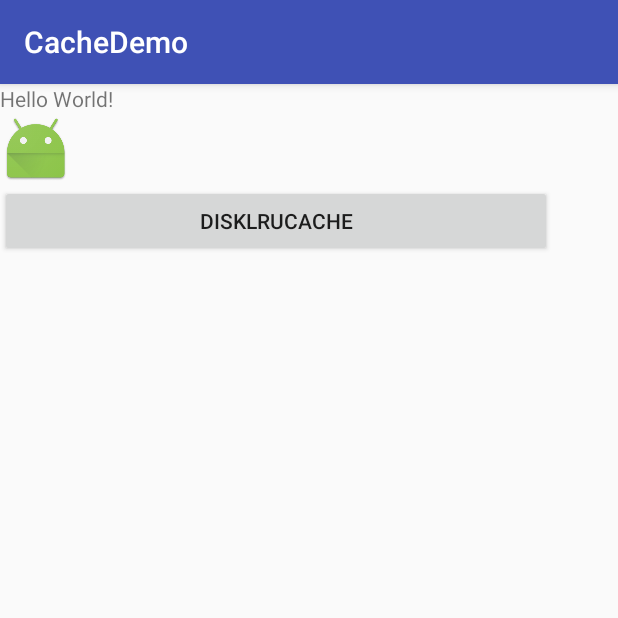
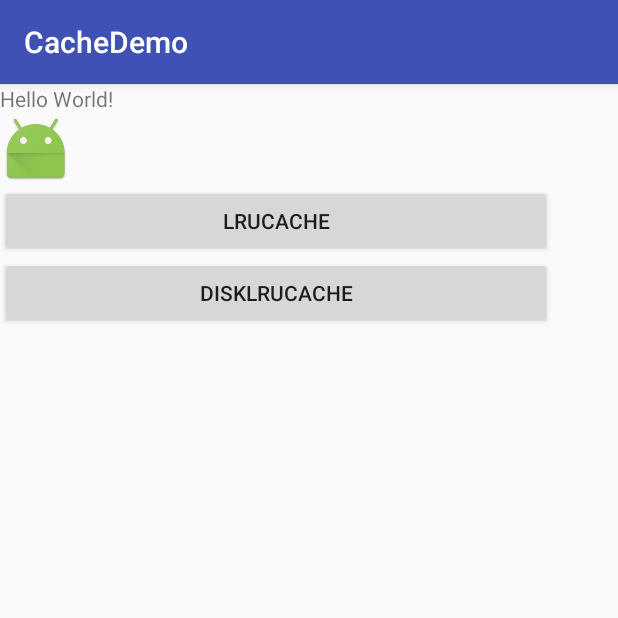
Before and after one commit to SweeneyLiu/CacheDemo, an Android app: the screen it shows after launch (MainActivity), on a phone screen of 412 x 824 dp, the top half of it. Run offline under Robolectric (Android 15) with nearby library versions, the phone set to English and light mode, and no system bars.

Commit message:
增加LruCache的测试用例

```diff
--- a/app/src/main/AndroidManifest.xml
+++ b/app/src/main/AndroidManifest.xml
@@ -20,6 +20,8 @@
         </activity>
         <activity android:name=".DiskCacheActivity">
         </activity>
+        <activity android:name=".LruCacheActivity">
+        </activity>
     </application>
 
 </manifest>
--- a/app/src/main/java/com/lsw/demo/MainActivity.java
+++ b/app/src/main/java/com/lsw/demo/MainActivity.java
@@ -22,6 +22,16 @@ public class MainActivity extends AppCompatActivity {
     protected void onCreate(Bundle savedInstanceState) {
         super.onCreate(savedInstanceState);
         setContentView(R.layout.activity_main);
+
+
+        Button LruCacheButton = (Button)findViewById(R.id.btn_lru_cache);
+        LruCacheButton.setOnClickListener(new View.OnClickListener() {
+            @Override
+            public void onClick(View v) {
+                Intent intent = new Intent(MainActivity.this,LruCacheActivity.class);
+                startActivity(intent);
+            }
+        });
 
         Button button = (Button)findViewById(R.id.btn_disk_cache);
         button.setOnClickListener(new View.OnClickListener() {
--- a/app/src/main/res/layout/activity_main.xml
+++ b/app/src/main/res/layout/activity_main.xml
@@ -27,6 +27,12 @@
             android:layout_width="wrap_content"
             android:layout_height="wrap_content"
             android:src="@mipmap/ic_launcher"/>
+
+        <Button
+            android:id="@+id/btn_lru_cache"
+            android:layout_width="match_parent"
+            android:layout_height="wrap_content"
+            android:text="LruCache"/>
         <Button
             android:id="@+id/btn_disk_cache"
             android:layout_width="match_parent"
```
Also changed, not shown: app/src/main/java/com/lsw/demo/LruCacheActivity.java (added, +66 -0 lines), app/src/main/res/layout/activity_lru_cache.xml (added, +16 -0 lines).
